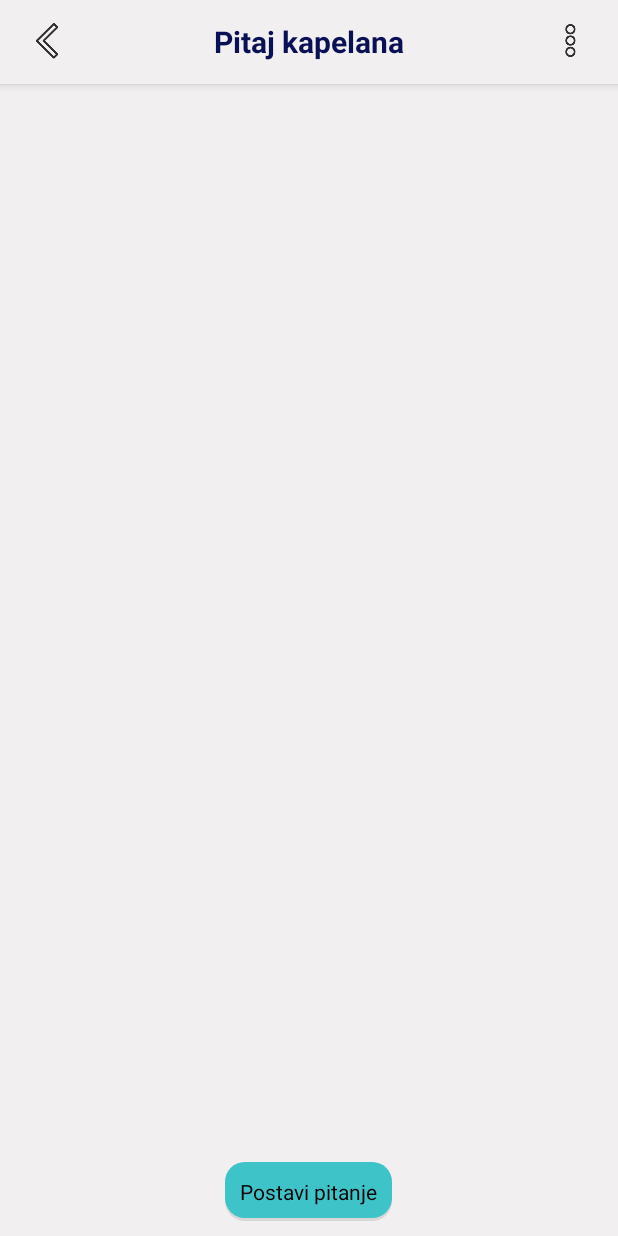
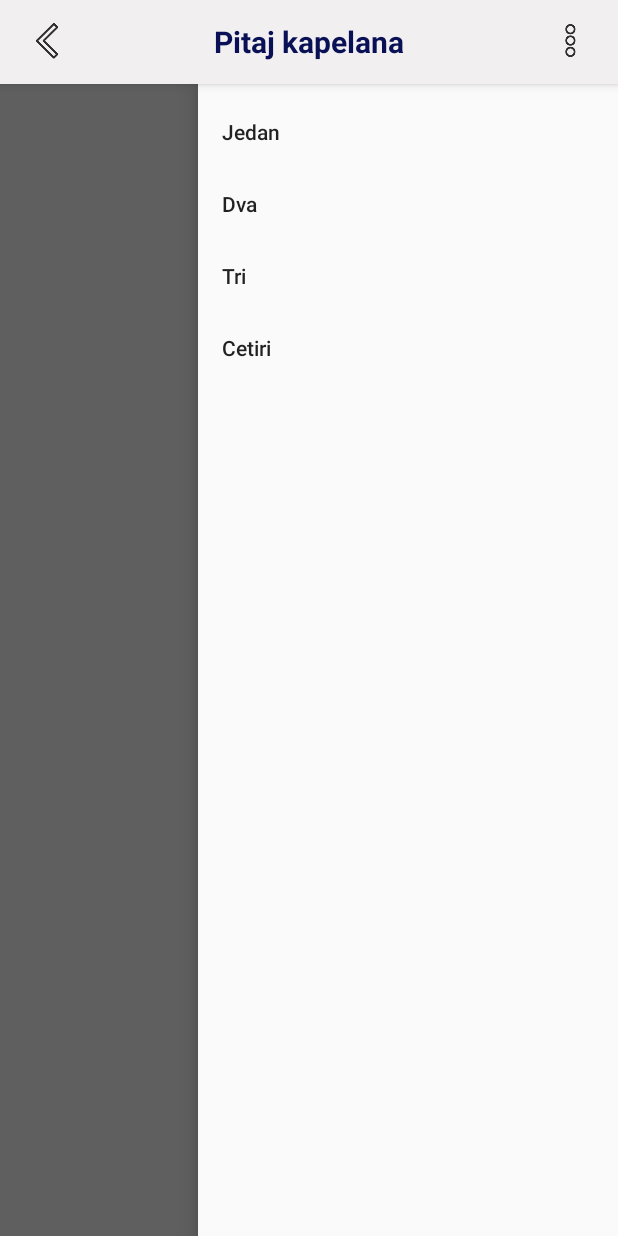
Before and after one commit to Kreso242/DuhosApp, an Android app: the Questions screen opened directly, with no data from a screen before it, after a tap on an icon or button, on a phone screen of 412 x 824 dp. Run offline under Robolectric (Android 15) with nearby library versions, the phone set to English and light mode, and no system bars; our stand-ins replace Firebase (no records; nobody signed in at launch, a user with empty details on screens opened directly); 15 statements that could not run were skipped.

Commit message:
Commit Message

```diff
--- a/app/src/main/java/com/example/duhos/Questions.java
+++ b/app/src/main/java/com/example/duhos/Questions.java
@@ -3,15 +3,14 @@ import androidx.annotation.NonNull;
 import androidx.appcompat.app.ActionBar;
 import androidx.appcompat.app.AppCompatActivity;
 import androidx.core.content.ContextCompat;
+import androidx.drawerlayout.widget.DrawerLayout;
 import androidx.recyclerview.widget.LinearLayoutManager;
 import androidx.recyclerview.widget.RecyclerView;
 import android.content.Intent;
 import android.os.Bundle;
+import android.view.Gravity;
 import android.view.View;
 import android.view.Window;
-import android.widget.ImageButton;
-import android.widget.Toast;
-
 import com.google.firebase.database.DataSnapshot;
 import com.google.firebase.database.DatabaseError;
 import com.google.firebase.database.DatabaseReference;
@@ -25,7 +24,7 @@ public class Questions extends AppCompatActivity {
     private ArrayList<String> pitanja=new ArrayList<String>();
     private ArrayList<String> odgovori=new ArrayList<String>();
     private int count=0,br=0;
-    private ImageButton backButton;
+    private DrawerLayout drawerLayout;
     @Override
     protected void onCreate(Bundle savedInstanceState) {
         super.onCreate(savedInstanceState);
@@ -40,7 +39,7 @@ public class Questions extends AppCompatActivity {
         window.setStatusBarColor(ContextCompat.getColor(this,R.color.siva));
         getWindow().getDecorView().setSystemUiVisibility(View.SYSTEM_UI_FLAG_LIGHT_STATUS_BAR);
         postaviPitanja();
-
+        initRecyclerView();
     }
 
     private void postaviPitanja(){
@@ -97,20 +96,38 @@ public class Questions extends AppCompatActivity {
     }
     @Override
     public void onBackPressed() {
-        Intent intent = new Intent(Questions.this,MainActivity.class);
-        startActivity(intent);
-        overridePendingTransition(android.R.anim.fade_in, android.R.anim.fade_out);
+        drawerLayout=findViewById(R.id.drawerLayout);
+
+        if(drawerLayout.isDrawerOpen(Gravity.RIGHT))
+            drawerLayout.closeDrawer(Gravity.RIGHT);
+        else {
+            Intent intent = new Intent(Questions.this, MainActivity.class);
+            startActivity(intent);
+            overridePendingTransition(android.R.anim.fade_in, android.R.anim.fade_out);
+        }
+    }
+
+    public void goBack(View view) {
+        drawerLayout=findViewById(R.id.drawerLayout);
+
+        if(drawerLayout.isDrawerOpen(Gravity.RIGHT))
+            drawerLayout.closeDrawer(Gravity.RIGHT);
+        else {
+            Intent intent = new Intent(Questions.this, MainActivity.class);
+            startActivity(intent);
+            overridePendingTransition(android.R.anim.fade_in, android.R.anim.fade_out);
+            drawerLayout.closeDrawer(Gravity.RIGHT);
+        }
+    }
+
+    public void showMenu(View view) {
+        drawerLayout=findViewById(R.id.drawerLayout);
+
+        if(drawerLayout.isDrawerOpen(Gravity.RIGHT))
+            drawerLayout.closeDrawer(Gravity.RIGHT);
+        else
+            drawerLayout.openDrawer(Gravity.RIGHT);
 
     }
 
-    public void goBack(View view) {
-        Intent intent = new Intent(Questions.this,MainActivity.class);
-        startActivity(intent);
-        overridePendingTransition(android.R.anim.fade_in, android.R.anim.fade_out);
-
-    }
-
-    public void showMenu(View view) {
-        Toast.makeText(getApplicationContext(),"Menu otvoren",Toast.LENGTH_SHORT).show();
-    }
 }
--- a/app/src/main/res/layout/activity_questions.xml
+++ b/app/src/main/res/layout/activity_questions.xml
@@ -1,35 +1,47 @@
 <?xml version="1.0" encoding="utf-8"?>
+<androidx.drawerlayout.widget.DrawerLayout xmlns:android="http://schemas.android.com/apk/res/android"
+    xmlns:app="http://schemas.android.com/apk/res-auto"
+    android:id="@+id/drawerLayout"
+    android:layout_width="match_parent"
+    android:layout_height="match_parent">
+
     <RelativeLayout
         xmlns:android="http://schemas.android.com/apk/res/android"
         xmlns:app="http://schemas.android.com/apk/res-auto"
         xmlns:tools="http://schemas.android.com/tools"
         android:layout_width="match_parent"
         android:layout_height="match_parent"
-    tools:context=".Questions"
         android:background="@color/siva"
-    >
+        tools:context=".Questions">
+
         <androidx.recyclerview.widget.RecyclerView
+            android:id="@+id/recyclerView"
             android:layout_width="wrap_content"
-        android:layout_height="wrap_content"
-        android:id="@+id/recyclerView">
-    </androidx.recyclerview.widget.RecyclerView>
-    <TextView
+            android:layout_height="wrap_content"></androidx.recyclerview.widget.RecyclerView>
+
+        <Button
             android:layout_width="wrap_content"
-        android:layout_height="wrap_content"
+            android:layout_height="35dp"
+            android:layout_alignParentBottom="true"
             android:layout_centerHorizontal="true"
-        android:layout_alignParentBottom="true"
             android:layout_marginBottom="10dp"
+            android:background="@drawable/clicked_item_list"
+            android:gravity="bottom"
+            android:paddingLeft="10dp"
+            android:paddingTop="10dp"
+            android:paddingRight="10dp"
+            android:paddingBottom="10dp"
             android:text="Postavi pitanje"
-        android:textColor="#000000"
-        android:background="@drawable/clicked_item_list"
-        android:paddingRight="10dp"
-        android:paddingLeft="10dp"
-        android:paddingBottom="10dp"
-        android:paddingTop="10dp"
-        android:gravity="bottom"
-        >
+            android:textColor="#000000"></Button>
+    </RelativeLayout>
 
-    </TextView>
+    <com.google.android.material.navigation.NavigationView
+        android:layout_width="wrap_content"
+        android:layout_height="match_parent"
+        android:layout_gravity="end"
+        app:menu="@menu/drawer_menu">
+
+    </com.google.android.material.navigation.NavigationView>
 
 
-</RelativeLayout>
+</androidx.drawerlayout.widget.DrawerLayout>
--- /dev/null
+++ b/app/src/main/res/menu/drawer_menu.xml
@@ -0,0 +1,10 @@
+<?xml version="1.0" encoding="utf-8"?>
+<menu xmlns:android="http://schemas.android.com/apk/res/android">
+    <item
+        android:title="Jedan">
+    </item>
+
+    <item android:title="Dva"></item>
+    <item android:title="Tri"></item>
+    <item android:title="Cetiri"></item>
+</menu>
```
Also changed, not shown: app/src/main/java/com/example/duhos/Molitva.java (+46 -0 lines), app/src/main/java/com/example/duhos/RecyclerViewAdapter.java (+80 -17 lines), app/src/main/res/layout/activity_molitva.xml (+11 -10 lines). Lines whose indentation alone changed are shown as unchanged.
